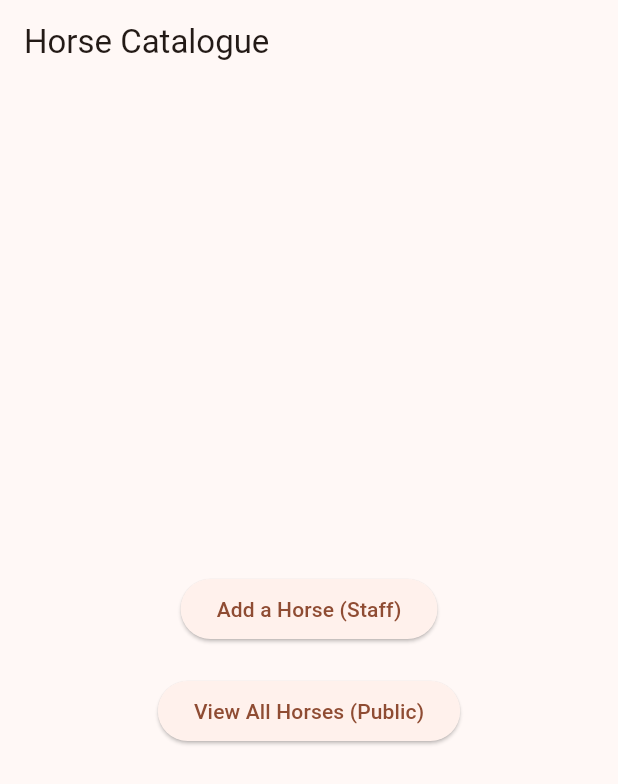
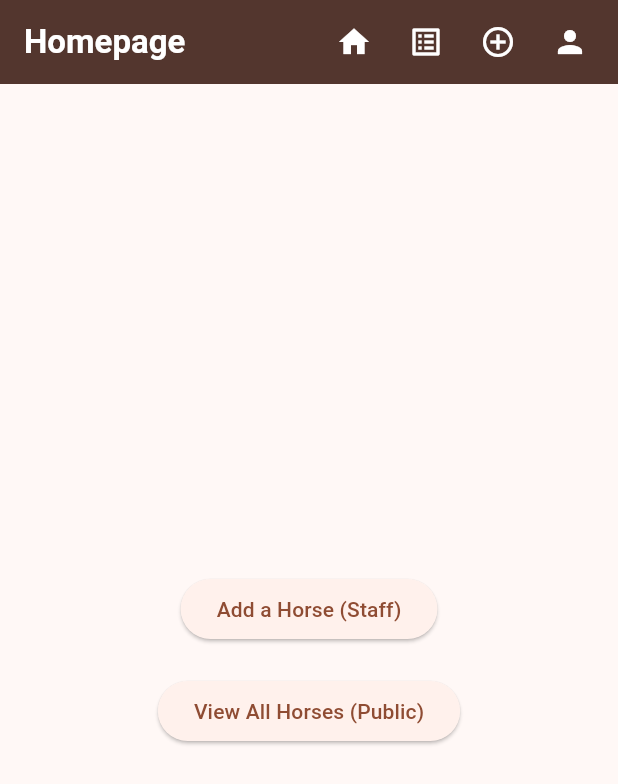
Before and after one commit to MiloszCwynar/EquineApp, a Flutter app: the screen it shows after launch, on a phone screen of 412 x 824 dp. Shown: the top 784 px of the screen. Run offline on Flutter 3.47's test engine with Material 3 defaults, Android fonts, the phone set to English and light mode, and no system bars; our stand-ins replace cloud_firestore, firebase_auth, firebase_core; accounts and stored records are empty; generated files the repository leaves out were written again.

Commit message:
added banner to all pages

```diff
--- a/lib/screens/add_horse_page.dart
+++ b/lib/screens/add_horse_page.dart
@@ -1,6 +1,7 @@
 import 'package:flutter/material.dart';
 import 'package:cloud_firestore/cloud_firestore.dart';
 import '../models/horse.dart';
+import '../widgets/banner.dart';
 
 class AddHorseScreen extends StatefulWidget {
   const AddHorseScreen({Key? key}) : super(key: key);
@@ -46,7 +47,7 @@ class _AddHorseScreenState extends State<AddHorseScreen> {
   @override
   Widget build(BuildContext context) {
     return Scaffold(
-      appBar: AppBar(title: const Text('Add a Horse')),
+      appBar: const AppBanner(title: 'Add A Horse'),
       body: Padding(
         padding: const EdgeInsets.all(16.0),
         child: Form(
--- a/lib/screens/home_page.dart
+++ b/lib/screens/home_page.dart
@@ -1,4 +1,5 @@
 import 'package:flutter/material.dart';
+import '../widgets/banner.dart';
 
 class Homepage extends StatelessWidget {
   const Homepage({Key? key}) : super(key: key);
@@ -6,7 +7,7 @@ class Homepage extends StatelessWidget {
   @override
   Widget build(BuildContext context) {
     return Scaffold(
-      appBar: AppBar(title: const Text('Horse Catalogue')),
+      appBar: const AppBanner(title: 'Homepage'),
       body: Center(
         child: Column(
           mainAxisAlignment: MainAxisAlignment.center,
--- a/lib/screens/login_page.dart
+++ b/lib/screens/login_page.dart
@@ -1,5 +1,6 @@
 import 'package:flutter/material.dart';
 import 'package:firebase_auth/firebase_auth.dart';
+import '../widgets/banner.dart';
 
 class LoginScreen extends StatefulWidget {
   const LoginScreen({Key? key}) : super(key: key);
@@ -55,7 +56,7 @@ class _LoginScreenState extends State<LoginScreen> {
   @override
   Widget build(BuildContext context) {
     return Scaffold(
-      appBar: AppBar(title: const Text('Staff Login')),
+      appBar: const AppBanner(title: 'Login'),
       body: Padding(
         padding: const EdgeInsets.all(16.0),
         child: Form(
--- /dev/null
+++ b/lib/widgets/banner.dart
@@ -0,0 +1,64 @@
+import 'package:flutter/material.dart';
+
+class AppBanner extends StatelessWidget implements PreferredSizeWidget {
+  final String title;
+
+  const AppBanner({Key? key, required this.title}) : super(key: key);
+
+  @override
+  Widget build(BuildContext context) {
+    final String? currentRoute = ModalRoute.of(context)?.settings.name;
+
+    return AppBar(
+      title: Text(
+        title,
+        style: const TextStyle(fontWeight: FontWeight.bold),
+      ),
+      backgroundColor: Colors.brown[800],
+      foregroundColor: Colors.white,
+      elevation: 3.0,
+      actions: [
+        IconButton(
+          icon: const Icon(Icons.home),
+          tooltip: 'Home',
+          onPressed: () {
+            if (currentRoute != '/') {
+              Navigator.pushReplacementNamed(context, '/');
+            }
+          },
+        ),
+        IconButton(
+          icon: const Icon(Icons.list_alt),
+          tooltip: 'View Catalogue',
+          onPressed: () {
+            if (currentRoute != '/view-horses') {
+              Navigator.pushReplacementNamed(context, '/view-horses');
+            }
+          },
+        ),
+        IconButton(
+          icon: const Icon(Icons.add_circle_outline),
+          tooltip: 'Add Horse',
+          onPressed: () {
+            if (currentRoute != '/add-horse') {
+              Navigator.pushReplacementNamed(context, '/add-horse');
+            }
+          },
+        ),
+        IconButton(
+          icon: const Icon(Icons.person),
+          tooltip: 'Login',
+          onPressed: () {
+            if (currentRoute != '/login') {
+              Navigator.pushReplacementNamed(context, '/login');
+            }
+          },
+        ),
+        const SizedBox(width: 8),
+      ],
+    );
+  }
+
+  @override
+  Size get preferredSize => const Size.fromHeight(kToolbarHeight);
+}
```
